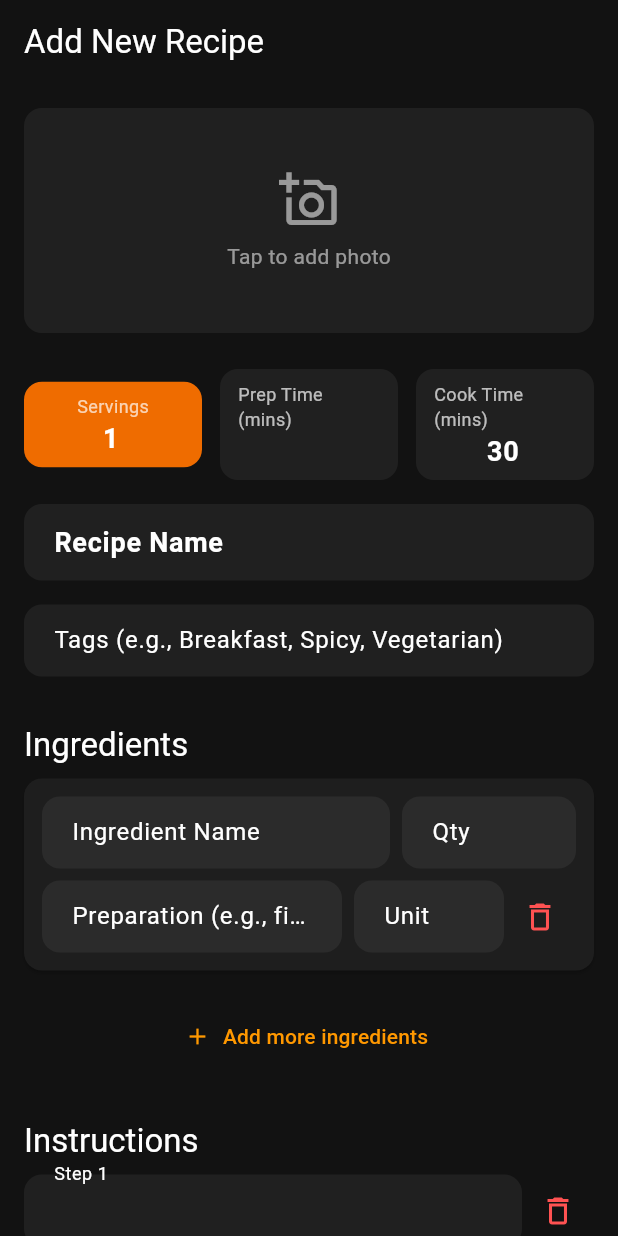
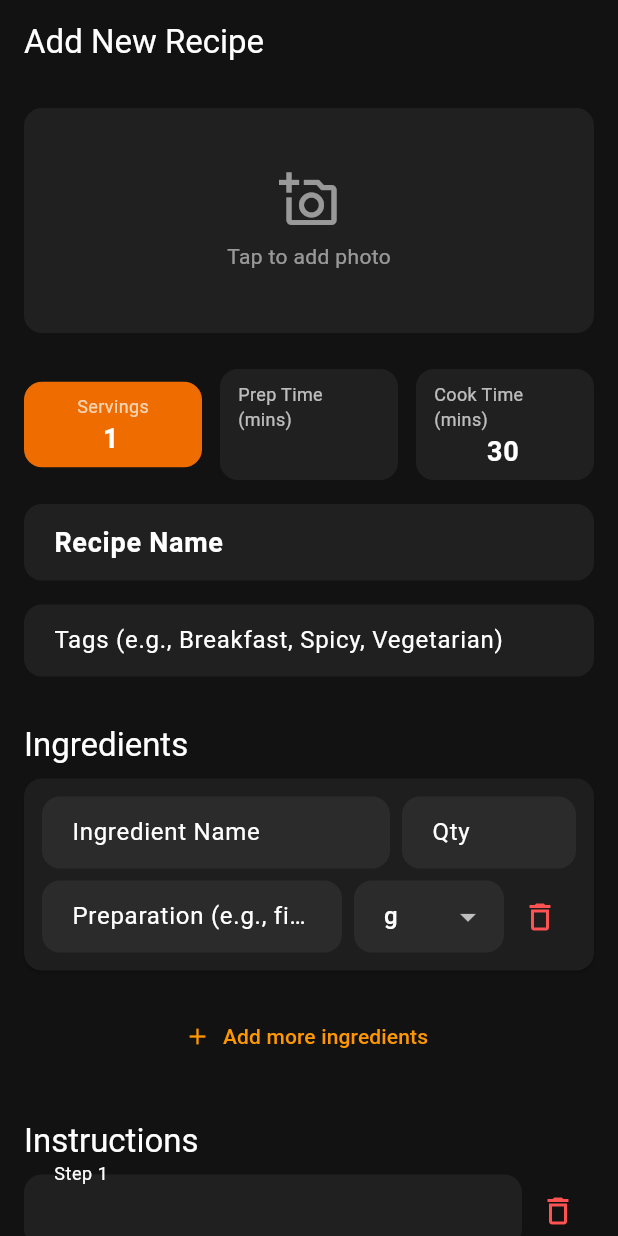
Before and after one commit to daphne-i/suvai-app, a Flutter app: the AddEditRecipeScreen screen opened by its route, on a phone screen of 412 x 824 dp. Run offline on Flutter 3.47's test engine with Material 3 defaults, Android fonts, the phone set to English and light mode, and no system bars; our stand-ins replace equatable, flutter_bloc, go_router, sqflite, sqflite_common_ffi; accounts and stored records are empty.

Commit message:
Add recipe screen - except photo

```diff
--- a/lib/features/recipe_book/views/add_edit_recipe_screen.dart
+++ b/lib/features/recipe_book/views/add_edit_recipe_screen.dart
@@ -16,7 +16,7 @@ class RecipeFormCubit extends Cubit<Recipe> {
         name: '',
         servings: 1,
         cookTimeMinutes: 30,
-        ingredients: [Ingredient(quantity: 0, unit: '', name: '')], // Start with one empty ingredient
+        ingredients: [Ingredient(quantity: 0, unit: 'g', name: '')], // Start with one empty ingredient
         instructions: [''], // Start with one empty instruction
         tags: [],
       ));
@@ -32,7 +32,7 @@ class RecipeFormCubit extends Cubit<Recipe> {
   // --- INGREDIENT METHODS ---
   void addIngredient() {
     final newIngredients = List<Ingredient>.from(state.ingredients)
-      ..add(const Ingredient(quantity: 0, unit: '', name: ''));
+      ..add(const Ingredient(quantity: 0, unit: 'g', name: ''));
     emit(state.copyWith(ingredients: newIngredients));
   }
 
@@ -268,6 +268,9 @@ class _RecipeForm extends StatelessWidget {
   }
 
   List<Widget> _buildIngredientsInputs(BuildContext context, List<Ingredient> ingredients, RecipeFormCubit cubit) {
+    const unitOptions = [
+      'cup', 'g', 'inch', 'Kg', 'm', 'mL', 'no', 'packet', 'pcs', 'tbsp', 'tsp'
+    ];
     return List.generate(ingredients.length, (index) {
       final ingredient = ingredients[index];
       return Card(
@@ -312,10 +315,28 @@ class _RecipeForm extends StatelessWidget {
                   const SizedBox(width: 8),
                   Expanded(
                     flex: 1,
-                    child: _StyledTextField(
-                      hintText: 'Unit',
-                      initialValue: ingredient.unit,
-                      onChanged: (v) => cubit.updateIngredient(index, unit: v),
+                    child: DropdownButtonFormField<String>(
+                      value: ingredient.unit,
+                      items: unitOptions.map((String unit) {
+                        return DropdownMenuItem<String>(
+                          value: unit,
+                          child: Text(unit),
+                        );
+                      }).toList(),
+                      onChanged: (String? newValue) {
+                        if (newValue != null) {
+                          cubit.updateIngredient(index, unit: newValue);
+                        }
+                      },
+                      decoration: InputDecoration(
+                        filled: true,
+                        fillColor: Colors.grey.withOpacity(0.1),
+                        contentPadding: const EdgeInsets.symmetric(horizontal: 16, vertical: 12),
+                        border: OutlineInputBorder(
+                          borderRadius: BorderRadius.circular(12),
+                          borderSide: BorderSide.none,
+                        ),
+                      ),
                     ),
                   ),
                   IconButton(
@@ -332,7 +353,6 @@ class _RecipeForm extends StatelessWidget {
       );
     });
   }
-
   List<Widget> _buildInstructionsInputs(BuildContext context, List<String> instructions, RecipeFormCubit cubit) {
     return List.generate(instructions.length, (index) {
       return Padding(
```
